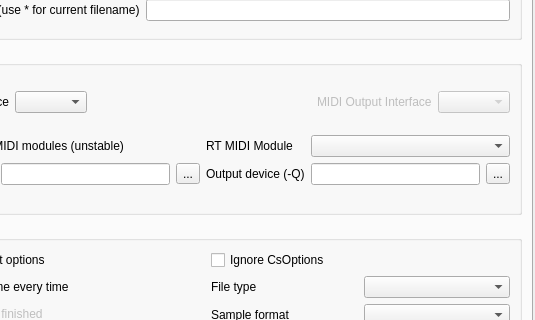
CsoundQt/CsoundQt, file src/configdialog.ui: the form before one commit; both pictures show x 120 to 655 and y 260 to 580 of the 655 by 704 pixel window.
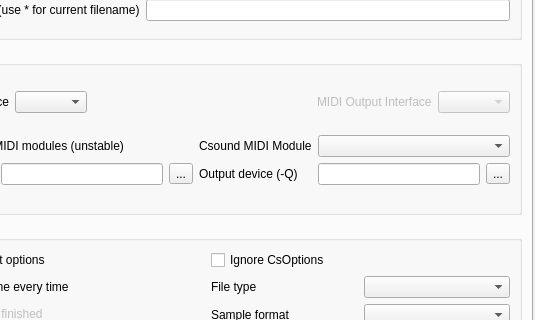
The form after the commit. The open tabs and pages were chosen to show the change.

Commit message: Minor clarification in Config dialog about MIDI

The edit to the form file:
```diff
--- a/src/configdialog.ui
+++ b/src/configdialog.ui
@@ -332,7 +332,7 @@
             <item row="1" column="4">
              <widget class="QLabel" name="label_18">
               <property name="text">
-               <string>RT MIDI Module</string>
+               <string>Csound MIDI Module</string>
               </property>
              </widget>
             </item>
```
Left out of the diff: 2 changed lines with no effect on the pictures.
